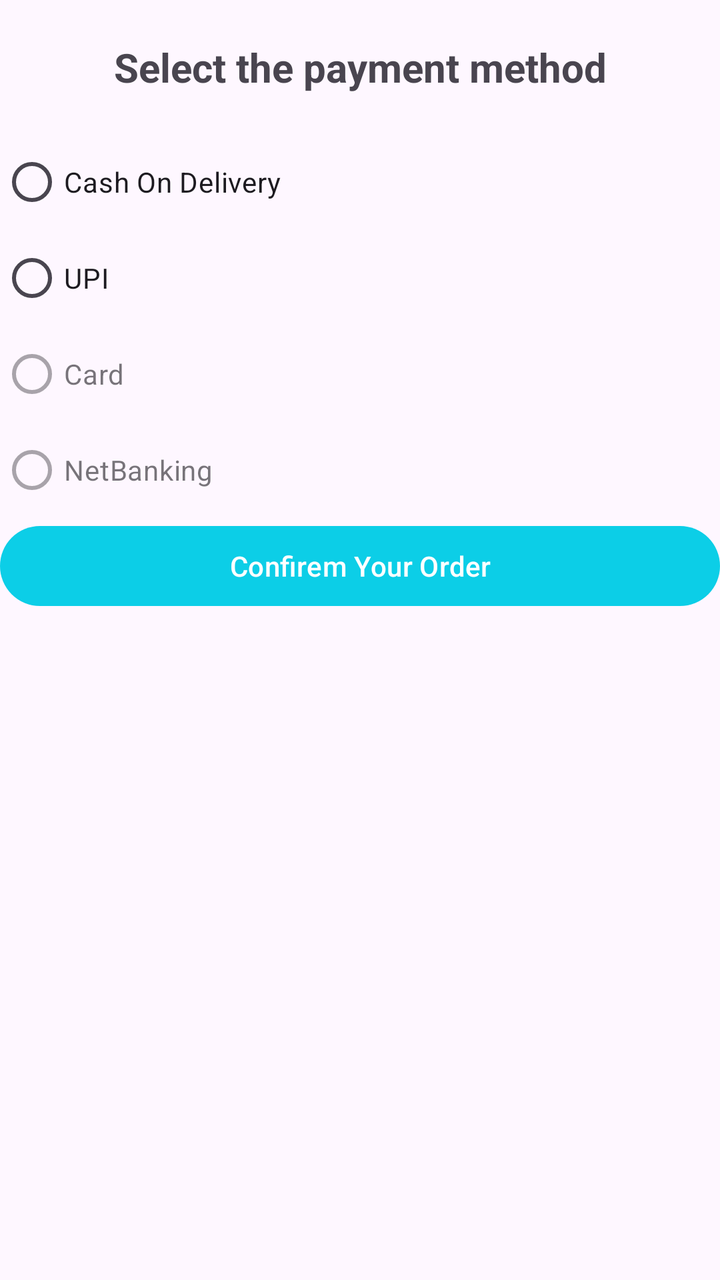
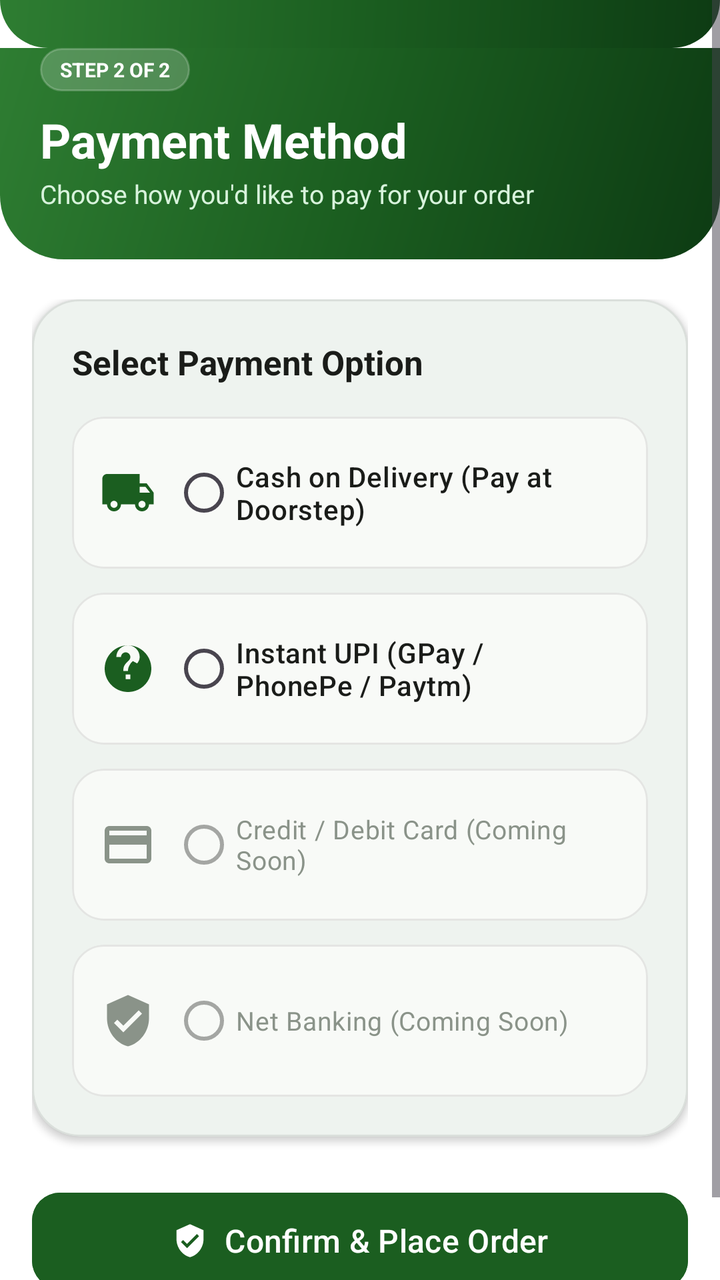

Screens rendered from an Android XML layout before and after an edit, with the pre-edit source and the edit as a unified diff.
<!-- AndroidManifest.xml: application theme Theme.AGRICONNECT -->
<!-- res/layout/fragment_payment_option.xml -->
<?xml version="1.0" encoding="utf-8"?>
<LinearLayout xmlns:android="http://schemas.android.com/apk/res/android"
    xmlns:tools="http://schemas.android.com/tools"
    android:layout_width="match_parent"
    android:layout_height="match_parent"
    tools:context=".Buying_Process.payment_option"
    android:orientation="vertical">


    <TextView
        android:layout_width="match_parent"
        android:layout_height="wrap_content"
        android:text="Select the payment method"
        android:textStyle="bold"
        android:textSize="20dp"
        android:textAlignment="center"
        android:layout_marginTop="20dp"/>

    <RadioGroup
        android:id="@+id/radioGroup"
        android:layout_width="match_parent"
        android:layout_height="wrap_content"
        android:orientation="vertical"
        android:layout_marginTop="20dp">

        <RadioButton
            android:id="@+id/radioButton1"
            android:layout_width="match_parent"
            android:layout_height="wrap_content"
            android:text="Cash On Delivery" />

        <RadioButton
            android:id="@+id/radioButton2"
            android:layout_width="match_parent"
            android:layout_height="wrap_content"
            android:enabled="true"
            android:text="UPI"/>
        <RadioButton
            android:id="@+id/radioButton3"
            android:layout_width="match_parent"
            android:layout_height="wrap_content"
            android:enabled="false"
            android:text="Card"/>
        <RadioButton
            android:id="@+id/radioButton4"
            android:layout_width="match_parent"
            android:layout_height="wrap_content"
            android:text="NetBanking"
            android:enabled="false"/>




    </RadioGroup>

    <Button
        android:layout_width="match_parent"
        android:layout_height="wrap_content"
        android:text="Confirem Your Order"
        android:id="@+id/buttontocnfirmyourorder"/>

</LinearLayout>
<!-- resources referenced by this layout -->
<resources>
  <style name="Base.Theme.AGRICONNECT" parent="Theme.Material3.DayNight.NoActionBar">
          
           <item name="colorPrimary">#0CCEE7</item>
           <item name="colorPrimaryVariant">#0CCEE7</item>
           <item name="android:statusBarColor">#0CCEE7</item>
      </style>
  <!-- unchanged entries left out for length: 1 -->
</resources>

<!-- the commit's change to res/layout/fragment_payment_option.xml (unified diff, before → after) -->
@@ -1,62 +1,277 @@
 <?xml version="1.0" encoding="utf-8"?>
-<LinearLayout xmlns:android="http://schemas.android.com/apk/res/android"
-    xmlns:tools="http://schemas.android.com/tools"
-    android:layout_width="match_parent"
-    android:layout_height="match_parent"
-    tools:context=".Buying_Process.payment_option"
-    android:orientation="vertical">
-
-
-    <TextView
+<layout xmlns:android="http://schemas.android.com/apk/res/android"
+    xmlns:app="http://schemas.android.com/apk/res-auto"
+    xmlns:tools="http://schemas.android.com/tools">
+
+    <ScrollView
         android:layout_width="match_parent"
-        android:layout_height="wrap_content"
-        android:text="Select the payment method"
-        android:textStyle="bold"
-        android:textSize="20dp"
-        android:textAlignment="center"
-        android:layout_marginTop="20dp"/>
-
-    <RadioGroup
-        android:id="@+id/radioGroup"
-        android:layout_width="match_parent"
-        android:layout_height="wrap_content"
-        android:orientation="vertical"
-        android:layout_marginTop="20dp">
-
-        <RadioButton
-            android:id="@+id/radioButton1"
+        android:layout_height="match_parent"
+        android:fillViewport="true"
+        android:background="?attr/colorSurface">
+
+        <LinearLayout
             android:layout_width="match_parent"
             android:layout_height="wrap_content"
-            android:text="Cash On Delivery" />
-
-        <RadioButton
-            android:id="@+id/radioButton2"
-            android:layout_width="match_parent"
-            android:layout_height="wrap_content"
-            android:enabled="true"
-            android:text="UPI"/>
-        <RadioButton
-            android:id="@+id/radioButton3"
-            android:layout_width="match_parent"
-            android:layout_height="wrap_content"
-            android:enabled="false"
-            android:text="Card"/>
-        <RadioButton
-            android:id="@+id/radioButton4"
-            android:layout_width="match_parent"
-            android:layout_height="wrap_content"
-            android:text="NetBanking"
-            android:enabled="false"/>
-
-
-
-
-    </RadioGroup>
-
-    <Button
-        android:layout_width="match_parent"
-        android:layout_height="wrap_content"
-        android:text="Confirem Your Order"
-        android:id="@+id/buttontocnfirmyourorder"/>
-
-</LinearLayout>
+            android:orientation="vertical"
+            android:paddingBottom="36dp"
+            tools:context=".Buying_Process.payment_option">
+
+            
+            <View
+                android:layout_width="match_parent"
+                android:layout_height="24dp"
+                android:background="@drawable/bg_header_gradient" />
+
+            <LinearLayout
+                android:layout_width="match_parent"
+                android:layout_height="wrap_content"
+                android:background="@drawable/bg_header_gradient"
+                android:orientation="vertical"
+                android:paddingHorizontal="20dp"
+                android:paddingBottom="24dp">
+
+                <TextView
+                    android:layout_width="wrap_content"
+                    android:layout_height="wrap_content"
+                    android:background="@drawable/bg_chip_pill"
+                    android:backgroundTint="#33FFFFFF"
+                    android:paddingHorizontal="10dp"
+                    android:paddingVertical="4dp"
+                    android:text="STEP 2 OF 2"
+                    android:textColor="@color/white"
+                    android:textSize="10sp"
+                    android:textStyle="bold" />
+
+                <TextView
+                    android:layout_width="wrap_content"
+                    android:layout_height="wrap_content"
+                    android:layout_marginTop="8dp"
+                    android:fontFamily="sans-serif-bold"
+                    android:text="Payment Method"
+                    android:textColor="@color/white"
+                    android:textSize="24sp"
+                    android:textStyle="bold" />
+
+                <TextView
+                    android:layout_width="wrap_content"
+                    android:layout_height="wrap_content"
+                    android:layout_marginTop="2dp"
+                    android:fontFamily="sans-serif"
+                    android:text="Choose how you'd like to pay for your order"
+                    android:textColor="#D8F3DC"
+                    android:textSize="13sp" />
+            </LinearLayout>
+
+            <LinearLayout
+                android:layout_width="match_parent"
+                android:layout_height="wrap_content"
+                android:orientation="vertical"
+                android:paddingHorizontal="16dp"
+                android:paddingTop="20dp">
+
+                
+                <com.google.android.material.card.MaterialCardView
+                    android:layout_width="match_parent"
+                    android:layout_height="wrap_content"
+                    app:cardBackgroundColor="@color/white"
+                    app:cardCornerRadius="24dp"
+                    app:cardElevation="2dp"
+                    app:strokeColor="@color/agri_card_stroke_light"
+                    app:strokeWidth="1dp">
+
+                    <LinearLayout
+                        android:layout_width="match_parent"
+                        android:layout_height="wrap_content"
+                        android:orientation="vertical"
+                        android:padding="20dp">
+
+                        <TextView
+                            android:layout_width="wrap_content"
+                            android:layout_height="wrap_content"
+                            android:fontFamily="sans-serif-bold"
+                            android:text="Select Payment Option"
+                            android:textColor="@color/agri_text_primary"
+                            android:textSize="17sp"
+                            android:textStyle="bold" />
+
+                        <RadioGroup
+                            android:id="@+id/radioGroup"
+                            android:layout_width="match_parent"
+                            android:layout_height="wrap_content"
+                            android:layout_marginTop="16dp">
+
+                            
+                            <com.google.android.material.card.MaterialCardView
+                                android:layout_width="match_parent"
+                                android:layout_height="wrap_content"
+                                android:layout_marginBottom="12dp"
+                                app:cardBackgroundColor="#F8FAF7"
+                                app:cardCornerRadius="16dp"
+                                app:cardElevation="0dp"
+                                app:strokeColor="@color/agri_card_stroke_light"
+                                app:strokeWidth="1dp">
+
+                                <LinearLayout
+                                    android:layout_width="match_parent"
+                                    android:layout_height="wrap_content"
+                                    android:gravity="center_vertical"
+                                    android:orientation="horizontal"
+                                    android:padding="14dp">
+
+                                    <ImageView
+                                        android:layout_width="28dp"
+                                        android:layout_height="28dp"
+                                        android:src="@drawable/ic_delivery_truck"
+                                        app:tint="@color/agri_green_primary" />
+
+                                    <RadioButton
+                                        android:id="@+id/radioButton1"
+                                        android:layout_width="match_parent"
+                                        android:layout_height="wrap_content"
+                                        android:layout_marginStart="8dp"
+                                        android:buttonTint="@color/agri_green_primary"
+                                        android:fontFamily="sans-serif-medium"
+                                        android:text="Cash on Delivery (Pay at Doorstep)"
+                                        android:textColor="@color/agri_text_primary"
+                                        android:textSize="14sp" />
+                                </LinearLayout>
+                            </com.google.android.material.card.MaterialCardView>
+
+                            
+                            <com.google.android.material.card.MaterialCardView
+                                android:layout_width="match_parent"
+                                android:layout_height="wrap_content"
+                                android:layout_marginBottom="12dp"
+                                app:cardBackgroundColor="#F8FAF7"
+                                app:cardCornerRadius="16dp"
+                                app:cardElevation="0dp"
+                                app:strokeColor="@color/agri_card_stroke_light"
+                                app:strokeWidth="1dp">
+
+                                <LinearLayout
+                                    android:layout_width="match_parent"
+                                    android:layout_height="wrap_content"
+                                    android:gravity="center_vertical"
+                                    android:orientation="horizontal"
+                                    android:padding="14dp">
+
+                                    <ImageView
+                                        android:layout_width="28dp"
+                                        android:layout_height="28dp"
+                                        android:src="@drawable/ic_upi_payment"
+                                        app:tint="@color/agri_green_primary" />
+
+                                    <RadioButton
+                                        android:id="@+id/radioButton2"
+                                        android:layout_width="match_parent"
+                                        android:layout_height="wrap_content"
+                                        android:layout_marginStart="8dp"
+                                        android:buttonTint="@color/agri_green_primary"
+                                        android:fontFamily="sans-serif-medium"
+                                        android:text="Instant UPI (GPay / PhonePe / Paytm)"
+                                        android:textColor="@color/agri_text_primary"
+                                        android:textSize="14sp" />
+                                </LinearLayout>
+                            </com.google.android.material.card.MaterialCardView>
+
+                            
+                            <com.google.android.material.card.MaterialCardView
+                                android:layout_width="match_parent"
+                                android:layout_height="wrap_content"
+                                android:layout_marginBottom="12dp"
+                                app:cardBackgroundColor="#F8FAF7"
+                                app:cardCornerRadius="16dp"
+                                app:cardElevation="0dp"
+                                app:strokeColor="@color/agri_card_stroke_light"
+                                app:strokeWidth="1dp">
+
+                                <LinearLayout
+                                    android:layout_width="match_parent"
+                                    android:layout_height="wrap_content"
+                                    android:gravity="center_vertical"
+                                    android:orientation="horizontal"
+                                    android:padding="14dp">
+
+                                    <ImageView
+                                        android:layout_width="28dp"
+                                        android:layout_height="28dp"
+                                        android:src="@drawable/ic_card_payment"
+                                        app:tint="@color/agri_text_muted" />
+
+                                    <RadioButton
+                                        android:id="@+id/radioButton3"
+                                        android:layout_width="match_parent"
+                                        android:layout_height="wrap_content"
+                                        android:layout_marginStart="8dp"
+                                        android:buttonTint="@color/agri_green_primary"
+                                        android:enabled="false"
+                                        android:fontFamily="sans-serif"
+                                        android:text="Credit / Debit Card (Coming Soon)"
+                                        android:textColor="@color/agri_text_muted"
+                                        android:textSize="13sp" />
+                                </LinearLayout>
+                            </com.google.android.material.card.MaterialCardView>
+
+                            
+                            <com.google.android.material.card.MaterialCardView
+                                android:layout_width="match_parent"
+                                android:layout_height="wrap_content"
+                                app:cardBackgroundColor="#F8FAF7"
+                                app:cardCornerRadius="16dp"
+                                app:cardElevation="0dp"
+                                app:strokeColor="@color/agri_card_stroke_light"
+                                app:strokeWidth="1dp">
+
+                                <LinearLayout
+                                    android:layout_width="match_parent"
+                                    android:layout_height="wrap_content"
+                                    android:gravity="center_vertical"
+                                    android:orientation="horizontal"
+                                    android:padding="14dp">
+
+                                    <ImageView
+                                        android:layout_width="28dp"
+                                        android:layout_height="28dp"
+                                        android:src="@drawable/ic_shield_check"
+                                        app:tint="@color/agri_text_muted" />
+
+                                    <RadioButton
+                                        android:id="@+id/radioButton4"
+                                        android:layout_width="match_parent"
+                                        android:layout_height="wrap_content"
+                                        android:layout_marginStart="8dp"
+                                        android:buttonTint="@color/agri_green_primary"
+                                        android:enabled="false"
+                                        android:fontFamily="sans-serif"
+                                        android:text="Net Banking (Coming Soon)"
+                                        android:textColor="@color/agri_text_muted"
+                                        android:textSize="13sp" />
+                                </LinearLayout>
+                            </com.google.android.material.card.MaterialCardView>
+
+                        </RadioGroup>
+
+                    </LinearLayout>
+                </com.google.android.material.card.MaterialCardView>
+
+                
+                <com.google.android.material.button.MaterialButton
+                    android:id="@+id/buttontocnfirmyourorder"
+                    android:layout_width="match_parent"
+                    android:layout_height="56dp"
+                    android:layout_marginTop="24dp"
+                    android:backgroundTint="@color/agri_green_primary"
+                    android:fontFamily="sans-serif-medium"
+                    android:text="Confirm &amp; Place Order"
+                    android:textColor="@color/white"
+                    android:textSize="16sp"
+                    app:cornerRadius="14dp"
+                    app:icon="@drawable/ic_shield_check"
+                    app:iconGravity="textStart"
+                    app:iconTint="@color/white" />
+
+            </LinearLayout>
+
+        </LinearLayout>
+    </ScrollView>
+</layout>
<!-- resource entries referenced after the edit -->
@@ -1,11 +1,110 @@
 <!-- resources referenced by this layout -->
 <resources>
+  <color name="agri_card_stroke_light">#15000000</color>
+  <color name="agri_green_primary">#1B5E20</color>
+  <color name="agri_text_muted">#8A9389</color>
+  <color name="agri_text_primary">#1A1C19</color>
+  <color name="white">#FFFFFFFF</color>
+  <!-- drawable bg_chip_pill (drawable) -->
+  <?xml version="1.0" encoding="utf-8"?>
+  <shape xmlns:android="http://schemas.android.com/apk/res/android"
+      android:shape="rectangle">
+      <solid android:color="@color/agri_mint" />
+      <stroke
+          android:width="1dp"
+          android:color="@color/agri_mint_dark" />
+      <corners android:radius="24dp" />
+  </shape>
+  <!-- drawable bg_header_gradient (drawable) -->
+  <?xml version="1.0" encoding="utf-8"?>
+  <shape xmlns:android="http://schemas.android.com/apk/res/android"
+      android:shape="rectangle">
+      <gradient
+          android:angle="135"
+          android:startColor="#0D3B13"
+          android:centerColor="#1B5E20"
+          android:endColor="#2E7D32"
+          android:type="linear" />
+      <corners
+          android:bottomLeftRadius="32dp"
+          android:bottomRightRadius="32dp" />
+  </shape>
+  <!-- drawable ic_card_payment (drawable) -->
+  <vector xmlns:android="http://schemas.android.com/apk/res/android"
+      android:width="24dp"
+      android:height="24dp"
+      android:viewportWidth="24"
+      android:viewportHeight="24">
+    <path
+        android:fillColor="#FF1B5E20"
+        android:pathData="M20,4H4c-1.11,0 -1.99,0.89 -1.99,2L2,18c0,1.11 0.89,2 2,2h16c1.11,0 2,-0.89 2,-2V6c0,-1.11 -0.89,-2 -2,-2zm0,14H4v-6h16v6zm0,-10H4V6h16v2z"/>
+  </vector>
+  <!-- drawable ic_delivery_truck (drawable) -->
+  <vector xmlns:android="http://schemas.android.com/apk/res/android"
+      android:width="24dp"
+      android:height="24dp"
+      android:viewportWidth="24"
+      android:viewportHeight="24">
+    <path
+        android:fillColor="#FF1B5E20"
+        android:pathData="M20,8h-3V4H3c-1.1,0 -2,0.9 -2,2v11h2c0,1.66 1.34,3 3,3s3,-1.34 3,-3h6c0,1.66 1.34,3 3,3s3,-1.34 3,-3h2v-5l-3,-4zM6,18.5c-0.83,0 -1.5,-0.67 -1.5,-1.5s0.67,-1.5 1.5,-1.5 1.5,0.67 1.5,1.5 -0.67,1.5 -1.5,1.5zm13.5,-9l1.96,2.5H17V9.5h2.5zm-1.5,9c-0.83,0 -1.5,-0.67 -1.5,-1.5s0.67,-1.5 1.5,-1.5 1.5,0.67 1.5,1.5 -0.67,1.5 -1.5,1.5z"/>
+  </vector>
+  <!-- drawable ic_shield_check (drawable) -->
+  <vector xmlns:android="http://schemas.android.com/apk/res/android"
+      android:width="24dp"
+      android:height="24dp"
+      android:viewportWidth="24"
+      android:viewportHeight="24">
+    <path
+        android:fillColor="#FF2E7D32"
+        android:pathData="M12,1L3,5v6c0,5.55 3.84,10.74 9,12 5.16,-1.26 9,-6.45 9,-12V5l-9,-4zm-2,16l-4,-4 1.41,-1.41L10,14.17l6.59,-6.59L18,9l-8,8z"/>
+  </vector>
+  <!-- drawable ic_upi_payment (drawable) -->
+  <vector xmlns:android="http://schemas.android.com/apk/res/android"
+      android:width="24dp"
+      android:height="24dp"
+      android:viewportWidth="24"
+      android:viewportHeight="24">
+    <path
+        android:fillColor="#FF1B5E20"
+        android:pathData="M12,2C6.48,2 2,6.48 2,12s4.48,10 10,10 10,-4.48 10,-10S17.52,2 12,2zm1,14.5h-2v-2h2v2zm1.07,-7.75l-0.9,0.92C12.45,10.9 12,11.5 12,13h-2v-0.5c0,-1.1 0.45,-2.1 1.17,-2.83l1.24,-1.26c0.37,-0.36 0.59,-0.86 0.59,-1.41 0,-1.1 -0.9,-2 -2,-2s-2,0.9 -2,2H7c0,-2.76 2.24,-5 5,-5s5,2.24 5,5c0,1.04 -0.42,1.99 -1.07,2.75z"/>
+  </vector>
+  <color name="agri_mint">#E8F5E9</color>
+  <color name="agri_mint_dark">#C8E6C9</color>
   <style name="Base.Theme.AGRICONNECT" parent="Theme.Material3.DayNight.NoActionBar">
-          
-           <item name="colorPrimary">#0CCEE7</item>
-           <item name="colorPrimaryVariant">#0CCEE7</item>
-           <item name="android:statusBarColor">#0CCEE7</item>
+          <item name="colorPrimary">@color/md_theme_light_primary</item>
+          <item name="colorOnPrimary">@color/md_theme_light_onPrimary</item>
+          <item name="colorPrimaryContainer">@color/md_theme_light_primaryContainer</item>
+          <item name="colorOnPrimaryContainer">@color/md_theme_light_onPrimaryContainer</item>
+          <item name="colorSecondary">@color/md_theme_light_secondary</item>
+          <item name="colorOnSecondary">@color/md_theme_light_onSecondary</item>
+          <item name="colorSecondaryContainer">@color/md_theme_light_secondaryContainer</item>
+          <item name="colorOnSecondaryContainer">@color/md_theme_light_onSecondaryContainer</item>
+          <item name="colorError">@color/md_theme_light_error</item>
+          <item name="colorOnError">@color/md_theme_light_onError</item>
+          <item name="colorErrorContainer">@color/md_theme_light_errorContainer</item>
+          <item name="colorOnErrorContainer">@color/md_theme_light_onErrorContainer</item>
+          <item name="android:colorBackground">@color/md_theme_light_background</item>
+          <item name="colorOnBackground">@color/md_theme_light_onBackground</item>
+          <item name="colorSurface">@color/md_theme_light_surface</item>
+          <item name="colorOnSurface">@color/md_theme_light_onSurface</item>
       </style>
+  <color name="md_theme_light_primary">#1B5E20</color>
+  <color name="md_theme_light_onPrimary">#FFFFFF</color>
+  <color name="md_theme_light_primaryContainer">#D8F3DC</color>
+  <color name="md_theme_light_onPrimaryContainer">#002105</color>
+  <color name="md_theme_light_secondary">#388E3C</color>
+  <color name="md_theme_light_onSecondary">#FFFFFF</color>
+  <color name="md_theme_light_secondaryContainer">#E8F5E9</color>
+  <color name="md_theme_light_onSecondaryContainer">#0B2F10</color>
+  <color name="md_theme_light_error">#BA1A1A</color>
+  <color name="md_theme_light_onError">#FFFFFF</color>
+  <color name="md_theme_light_errorContainer">#FFDAD6</color>
+  <color name="md_theme_light_onErrorContainer">#410002</color>
+  <color name="md_theme_light_background">#F8FAF7</color>
+  <color name="md_theme_light_onBackground">#191C19</color>
+  <color name="md_theme_light_surface">#FFFFFF</color>
+  <color name="md_theme_light_onSurface">#191C19</color>
   <!-- unchanged entries left out for length: 1 -->
 </resources>
 
